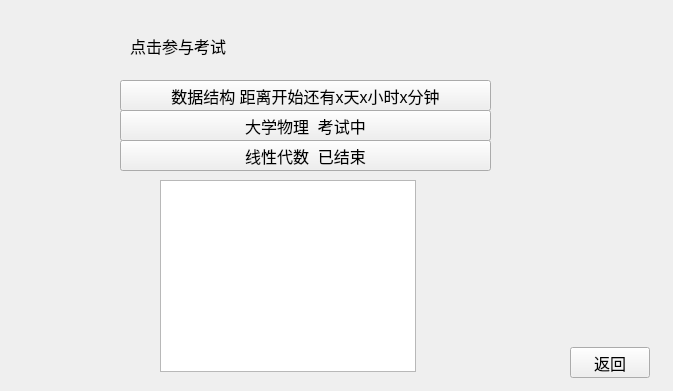
Old version of the form source/studentpreexam.ui in the repository Sodataco/exam-system.
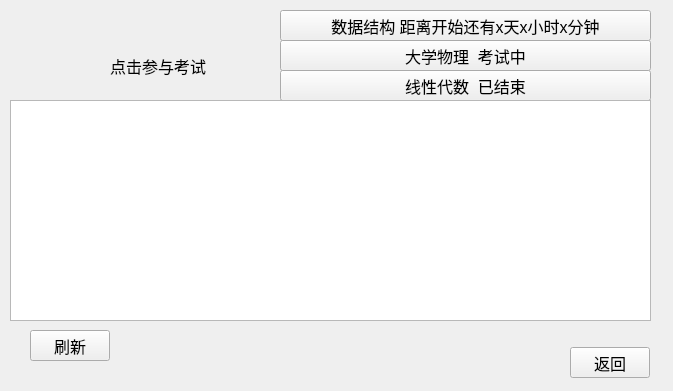
New version of the form.

Commit message: 试卷的读取刷新展示

Diff of the .ui file:
```diff
--- a/source/studentpreexam.ui
+++ b/source/studentpreexam.ui
@@ -21,8 +21,8 @@
   <widget class="QPushButton" name="exam">
    <property name="geometry">
     <rect>
-     <x>120</x>
-     <y>80</y>
+     <x>280</x>
+     <y>10</y>
      <width>371</width>
      <height>31</height>
     </rect>
@@ -39,8 +39,8 @@
   <widget class="QPushButton" name="pushButton_2">
    <property name="geometry">
     <rect>
-     <x>120</x>
-     <y>110</y>
+     <x>280</x>
+     <y>40</y>
      <width>371</width>
      <height>31</height>
     </rect>
@@ -52,8 +52,8 @@
   <widget class="QPushButton" name="pushButton_3">
    <property name="geometry">
     <rect>
-     <x>120</x>
-     <y>140</y>
+     <x>280</x>
+     <y>70</y>
      <width>371</width>
      <height>31</height>
     </rect>
@@ -65,8 +65,8 @@
   <widget class="QLabel" name="label">
    <property name="geometry">
     <rect>
-     <x>130</x>
-     <y>30</y>
+     <x>110</x>
+     <y>50</y>
      <width>101</width>
      <height>31</height>
     </rect>
@@ -88,16 +88,29 @@
     <string>返回</string>
    </property>
   </widget>
-  <widget class="QListView" name="listView">
+  <widget class="QListWidget" name="examList">
    <property name="geometry">
     <rect>
-     <x>160</x>
-     <y>180</y>
-     <width>256</width>
-     <height>192</height>
+     <x>10</x>
+     <y>100</y>
+     <width>641</width>
+     <height>221</height>
     </rect>
    </property>
   </widget>
+  <widget class="QPushButton" name="refresh">
+   <property name="geometry">
+    <rect>
+     <x>30</x>
+     <y>330</y>
+     <width>80</width>
+     <height>31</height>
+    </rect>
+   </property>
+   <property name="text">
+    <string>刷新</string>
+   </property>
+  </widget>
  </widget>
  <resources/>
  <connections/>
```
The commit also changes 2 other files.
